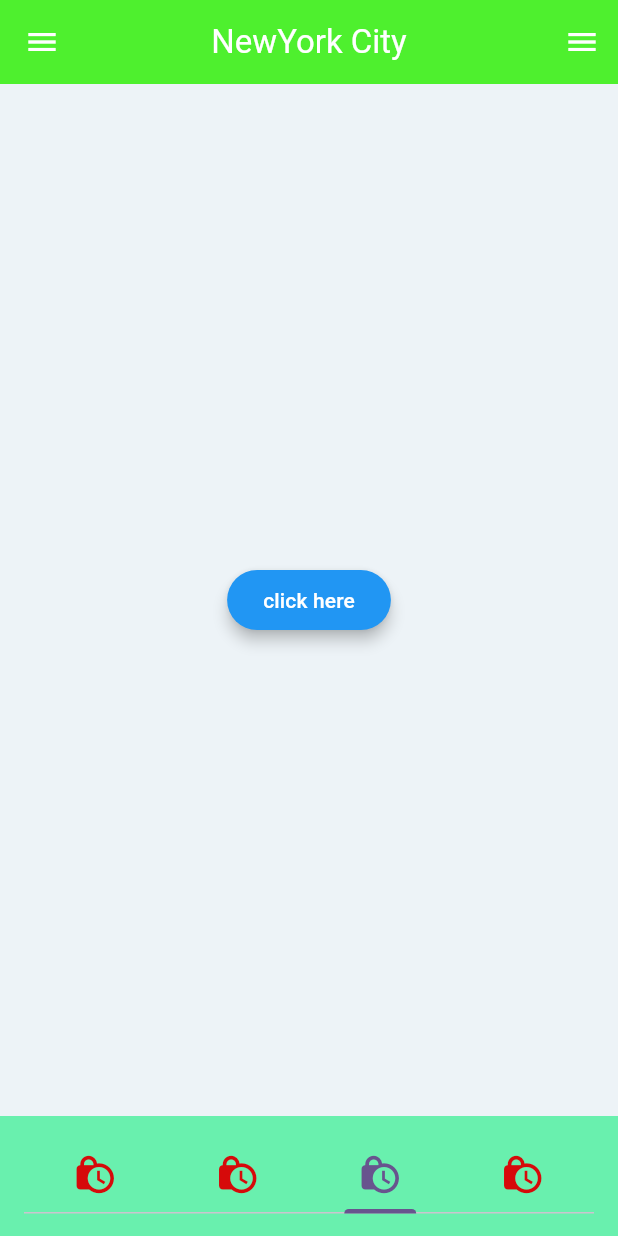
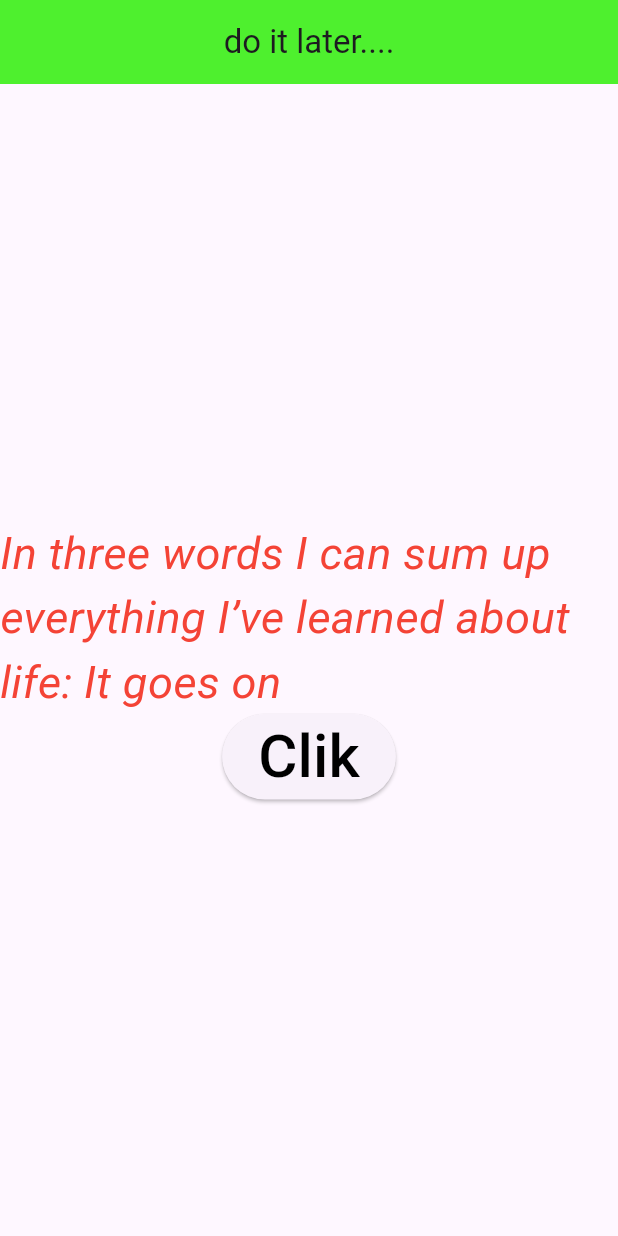
Before and after one commit to SDE-Ashik/flutter-basic, a Flutter app: the screen it shows after launch, on a phone screen of 412 x 824 dp. Run offline on Flutter 3.47's test engine with Material 3 defaults, Android fonts, the phone set to English and light mode, and no system bars; drawn by our look-alikes of animated_text_kit; our stand-ins replace cached_network_image.

Commit message:
animatedtextkit

```diff
--- a/lib/main.dart
+++ b/lib/main.dart
@@ -1,8 +1,10 @@
-import 'dart:ffi';
+
 
 import 'package:flutter/material.dart';
 import 'package:hello/widget/alert.dart';
+import 'package:hello/widget/animated.dart';
 import 'package:hello/widget/bottomsheet.dart';
+import 'package:hello/widget/drawer.dart';
 // import 'package:hello/widget/drawer.dart';
 // import 'package:hello/widget/image.dart';
 // import 'package:hello/widget/listview1.dart';
@@ -33,10 +35,14 @@ class MyApp extends StatelessWidget {
         darkTheme: ThemeData(
           primaryColor: Colors.black38,
         ),
-        home: const DefaultTabController(
-          length: 5,
-          initialIndex: 2,
-          child:BottomsheetWidget(),
-        ));
+home:AnimatedTextWidget(),
+
+        // home: const DefaultTabController(
+        //   length: 5,
+        //   initialIndex: 2,
+        //   // child:BottomsheetWidget(),
+
+        // )
+        );
   }
 }
--- /dev/null
+++ b/lib/widget/animated.dart
@@ -0,0 +1,66 @@
+import 'package:flutter/material.dart';
+import 'package:animated_text_kit/animated_text_kit.dart';
+// here we use animated_text_kit
+
+class AnimatedTextWidget extends StatelessWidget {
+  const AnimatedTextWidget({super.key});
+
+  @override
+  Widget build(BuildContext context) {
+    return Scaffold(
+      appBar: AppBar(
+        title: AnimatedTextKit(
+          animatedTexts: [
+            TyperAnimatedText(
+              "do it later....",
+// speed: Duration(microseconds:10000),
+            ),
+          ],
+        ),
+        // Text("hello"),
+        centerTitle: true,
+      ),
+      body: Column(
+        mainAxisAlignment: MainAxisAlignment.center,
+        children: [
+          AnimatedTextKit(
+            animatedTexts: [
+              FlickerAnimatedText(
+                "In three words I can sum up everything I’ve learned about life: It goes on",
+                speed: Duration(seconds: 3),
+                textStyle: TextStyle(
+                    color: Colors.red,
+                    fontStyle: FontStyle.italic,
+                    fontSize: 30),
+              ),
+            ],
+            isRepeatingAnimation: true,
+            displayFullTextOnTap: true,
+            pause: Duration(seconds: 5),
+          ),
+          // AnimatedTextKit(animatedTexts: )
+          // Center(
+            // child: Container(
+            //   height: 500,
+            //   width: 1000,
+            //   child: ElevatedButton(
+
+            //       onPressed: () {}, child: TextLiquidFill(text: "Clik ")),
+            // ),
+          // ),
+
+          Center(child:ElevatedButton(onPressed: (){},
+            child: AnimatedTextKit(animatedTexts: [
+
+            ScaleAnimatedText("Clik",textStyle: TextStyle(color: Colors.black,fontSize: 40)),
+            ScaleAnimatedText("here",textStyle: TextStyle(color: Colors.black,fontSize: 40),)
+                      ],
+                      isRepeatingAnimation: true,
+                      displayFullTextOnTap: true,
+                      pause:Duration(seconds: 1),),
+          ),)
+        ],
+      ),
+    );
+  }
+}
--- a/pubspec.yaml
+++ b/pubspec.yaml
@@ -36,6 +36,7 @@ dependencies:
   # Use with the CupertinoIcons class for iOS style icons.
   cupertino_icons: ^1.0.6
   cached_network_image: ^3.3.1
+  animated_text_kit: ^4.2.2
 
 dev_dependencies:
   flutter_test:
```
Also changed, not shown: pubspec.lock.
